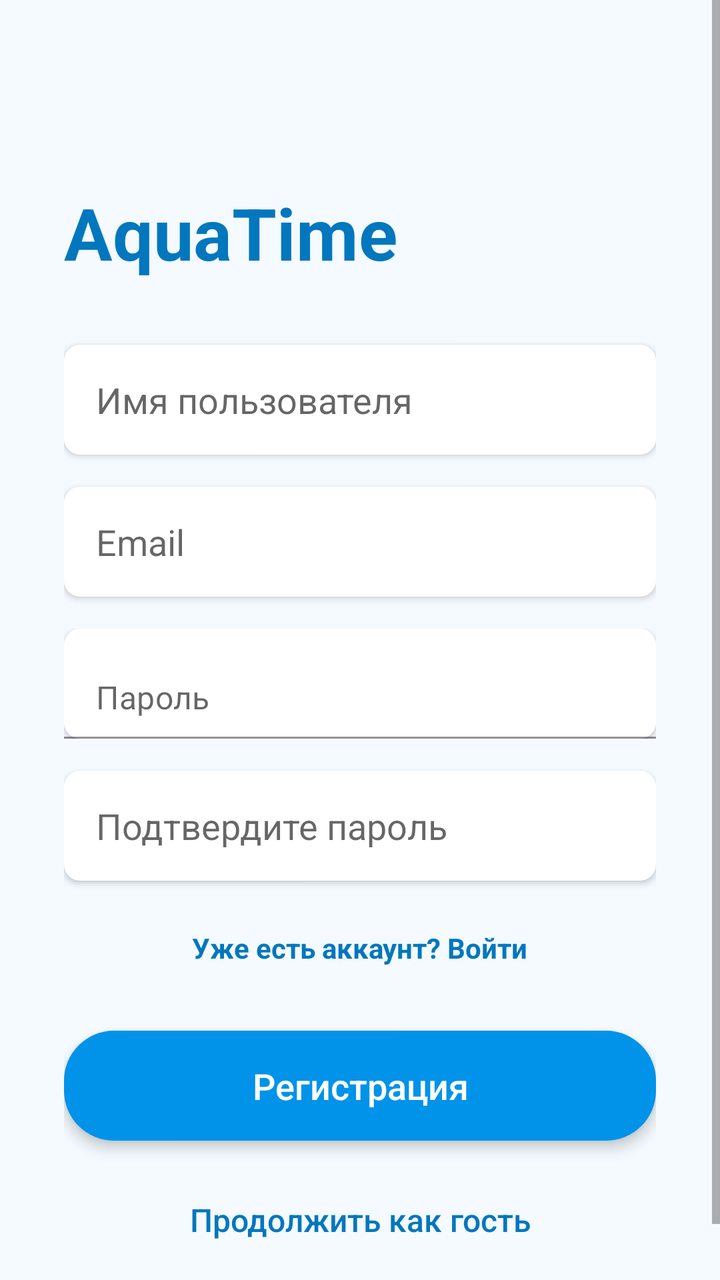
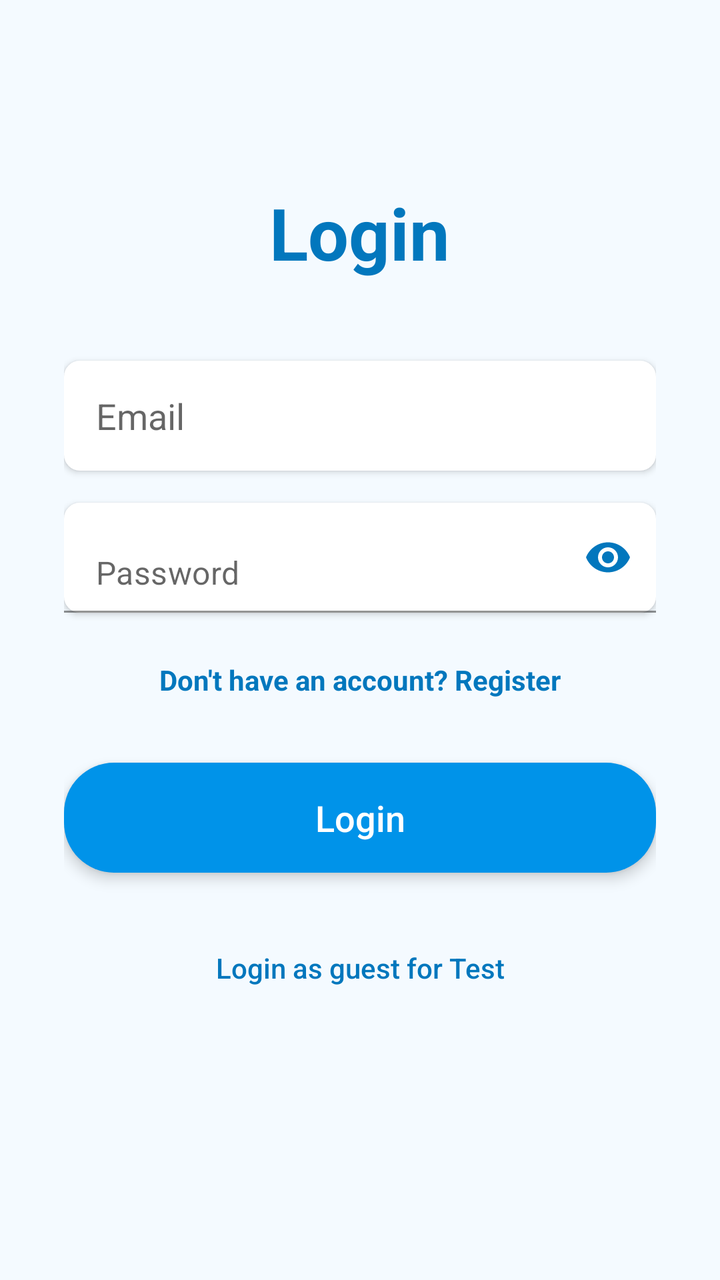

Two renders of the same Android screen: before a commit and after it. Below are the layout's source before the change and the commit's diff.
<!-- AndroidManifest.xml: application theme Theme.AquaTime -->
<!-- res/layout/activity_login.xml -->
<ScrollView xmlns:android="http://schemas.android.com/apk/res/android"
    xmlns:app="http://schemas.android.com/apk/res-auto"
    android:layout_width="match_parent"
    android:layout_height="match_parent"
    android:background="?android:attr/windowBackground"
    android:fillViewport="true">

    <LinearLayout
        android:layout_width="match_parent"
        android:layout_height="wrap_content"
        android:orientation="vertical"
        android:gravity="center_horizontal"
        android:padding="32dp">

        <Space
            android:layout_width="match_parent"
            android:layout_height="60dp" />

        <TextView
            android:layout_width="wrap_content"
            android:layout_height="wrap_content"
            android:layout_gravity="start"
            android:layout_marginBottom="32dp"
            android:text="AquaTime"
            android:textColor="@color/aqua_deep"
            android:textSize="36sp"
            android:textStyle="bold" />

        <EditText
            android:id="@+id/et_username"
            android:layout_width="match_parent"
            android:layout_height="55dp"
            android:layout_marginBottom="16dp"
            android:background="@drawable/rounded_edittext"
            android:hint="Имя пользователя"
            android:paddingHorizontal="16dp"
            android:elevation="2dp" />

        <EditText
            android:id="@+id/et_email"
            android:layout_width="match_parent"
            android:layout_height="55dp"
            android:layout_marginBottom="16dp"
            android:background="@drawable/rounded_edittext"
            android:hint="Email"
            android:inputType="textEmailAddress"
            android:paddingHorizontal="16dp"
            android:elevation="2dp" />

        <com.google.android.material.textfield.TextInputLayout
            android:layout_width="match_parent"
            android:layout_height="wrap_content"
            android:layout_marginBottom="16dp"
            app:hintEnabled="false">

        <com.google.android.material.textfield.TextInputEditText
            android:id="@+id/et_password"
            android:layout_width="match_parent"
            android:layout_height="55dp"
            android:background="@drawable/rounded_edittext"
            android:hint="Пароль"
            android:inputType="textPassword"
            android:paddingHorizontal="16dp"
            android:paddingEnd="48dp"
            android:elevation="2dp" />

    </com.google.android.material.textfield.TextInputLayout>
        <EditText
            android:id="@+id/et_confirm_password"
            android:layout_width="match_parent"
            android:layout_height="55dp"
            android:layout_marginBottom="24dp"
            android:background="@drawable/rounded_edittext"
            android:hint="Подтвердите пароль"
            android:inputType="textPassword"
            android:paddingHorizontal="16dp"
            android:elevation="2dp" />

        <TextView
            android:id="@+id/tv_login_link"
            android:layout_width="wrap_content"
            android:layout_height="wrap_content"
            android:layout_marginBottom="32dp"
            android:text="Уже есть аккаунт? Войти"
            android:textColor="@color/aqua_deep"
            android:textSize="14sp"
            android:textStyle="bold" />

        <Button
            android:id="@+id/btn_register"
            android:layout_width="match_parent"
            android:layout_height="55dp"
            android:background="@drawable/rounded_button"
            android:text="Регистрация"
            android:textAllCaps="false"
            android:textColor="@color/white"
            android:textSize="18sp"
            style="?android:attr/borderlessButtonStyle"
            android:elevation="4dp"/>

        <Button
            android:id="@+id/btn_guest"
            android:layout_width="match_parent"
            android:layout_height="55dp"
            android:layout_marginTop="12dp"
            android:background="@android:color/transparent"
            android:text="Продолжить как гость"
            android:textAllCaps="false"
            android:textColor="@color/aqua_deep"
            android:textSize="16sp"
            style="?android:attr/borderlessButtonStyle"/>
    </LinearLayout>
</ScrollView>
<!-- resources referenced by this layout -->
<resources>
  <color name="aqua_deep">#0277BD</color>
  <color name="white">#FFFFFF</color>
  <!-- drawable rounded_button (drawable) -->
  <shape xmlns:android="http://schemas.android.com/apk/res/android">
      <solid android:color="#4CAF50" /> <corners android:radius="25dp" />
  </shape>
  <!-- drawable rounded_edittext (drawable) -->
  <shape xmlns:android="http://schemas.android.com/apk/res/android">
      <solid android:color="#FFFFFF" />
      <corners android:radius="8dp" />
  </shape>
  <style name="Theme.AquaTime" parent="Theme.MaterialComponents.DayNight.NoActionBar">
  
          <item name="colorPrimary">@color/aqua_primary</item>
          <item name="colorPrimaryVariant">@color/aqua_secondary</item>
          <item name="colorOnPrimary">@android:color/white</item>
  
  
          <item name="android:windowBackground">@color/background_light</item>
          <item name="android:colorBackground">@color/background_light</item>
  
          <item name="android:textColorPrimary">@color/text_primary</item>
      </style>
  <color name="aqua_primary">#0093E9</color>
  <color name="aqua_secondary">#80D0C7</color>
  <color name="background_light">#F4FAFF</color>
  <color name="text_primary">#0D0D0D</color>
</resources>

<!-- the commit's change to res/layout/activity_login.xml (unified diff, before → after) -->
@@ -1,3 +1,4 @@
+<?xml version="1.0" encoding="utf-8"?>
 <ScrollView xmlns:android="http://schemas.android.com/apk/res/android"
     xmlns:app="http://schemas.android.com/apk/res-auto"
     android:layout_width="match_parent"
@@ -17,24 +18,15 @@
             android:layout_height="60dp" />
 
         <TextView
+            android:id="@+id/tv_title"
             android:layout_width="wrap_content"
             android:layout_height="wrap_content"
-            android:layout_gravity="start"
-            android:layout_marginBottom="32dp"
-            android:text="AquaTime"
+            android:layout_gravity="center_horizontal"
+            android:layout_marginBottom="40dp"
+            android:text="Login"
             android:textColor="@color/aqua_deep"
             android:textSize="36sp"
             android:textStyle="bold" />
-
-        <EditText
-            android:id="@+id/et_username"
-            android:layout_width="match_parent"
-            android:layout_height="55dp"
-            android:layout_marginBottom="16dp"
-            android:background="@drawable/rounded_edittext"
-            android:hint="Имя пользователя"
-            android:paddingHorizontal="16dp"
-            android:elevation="2dp" />
 
         <EditText
             android:id="@+id/et_email"
@@ -50,48 +42,39 @@
         <com.google.android.material.textfield.TextInputLayout
             android:layout_width="match_parent"
             android:layout_height="wrap_content"
-            android:layout_marginBottom="16dp"
-            app:hintEnabled="false">
-
-        <com.google.android.material.textfield.TextInputEditText
-            android:id="@+id/et_password"
-            android:layout_width="match_parent"
-            android:layout_height="55dp"
-            android:background="@drawable/rounded_edittext"
-            android:hint="Пароль"
-            android:inputType="textPassword"
-            android:paddingHorizontal="16dp"
-            android:paddingEnd="48dp"
-            android:elevation="2dp" />
-
-    </com.google.android.material.textfield.TextInputLayout>
-        <EditText
-            android:id="@+id/et_confirm_password"
-            android:layout_width="match_parent"
-            android:layout_height="55dp"
             android:layout_marginBottom="24dp"
             android:background="@drawable/rounded_edittext"
-            android:hint="Подтвердите пароль"
-            android:inputType="textPassword"
-            android:paddingHorizontal="16dp"
-            android:elevation="2dp" />
+            android:elevation="2dp"
+            app:hintEnabled="false"
+            app:passwordToggleEnabled="true"
+            app:passwordToggleTint="@color/aqua_deep">
+
+            <com.google.android.material.textfield.TextInputEditText
+                android:id="@+id/et_password"
+                android:layout_width="match_parent"
+                android:layout_height="55dp"
+                android:background="@android:color/transparent"
+                android:hint="Password"
+                android:inputType="textPassword"
+                android:paddingHorizontal="16dp" />
+        </com.google.android.material.textfield.TextInputLayout>
 
         <TextView
-            android:id="@+id/tv_login_link"
+            android:id="@+id/tv_to_register"
             android:layout_width="wrap_content"
             android:layout_height="wrap_content"
             android:layout_marginBottom="32dp"
-            android:text="Уже есть аккаунт? Войти"
+            android:text="Don't have an account? Register"
             android:textColor="@color/aqua_deep"
             android:textSize="14sp"
             android:textStyle="bold" />
 
         <Button
-            android:id="@+id/btn_register"
+            android:id="@+id/btn_login"
             android:layout_width="match_parent"
             android:layout_height="55dp"
             android:background="@drawable/rounded_button"
-            android:text="Регистрация"
+            android:text="Login"
             android:textAllCaps="false"
             android:textColor="@color/white"
             android:textSize="18sp"
@@ -102,12 +85,12 @@
             android:id="@+id/btn_guest"
             android:layout_width="match_parent"
             android:layout_height="55dp"
-            android:layout_marginTop="12dp"
+            android:layout_marginTop="20dp"
             android:background="@android:color/transparent"
-            android:text="Продолжить как гость"
+            android:text="Login as guest for Test"
             android:textAllCaps="false"
             android:textColor="@color/aqua_deep"
-            android:textSize="16sp"
+            android:textSize="14sp"
             style="?android:attr/borderlessButtonStyle"/>
     </LinearLayout>
 </ScrollView>
